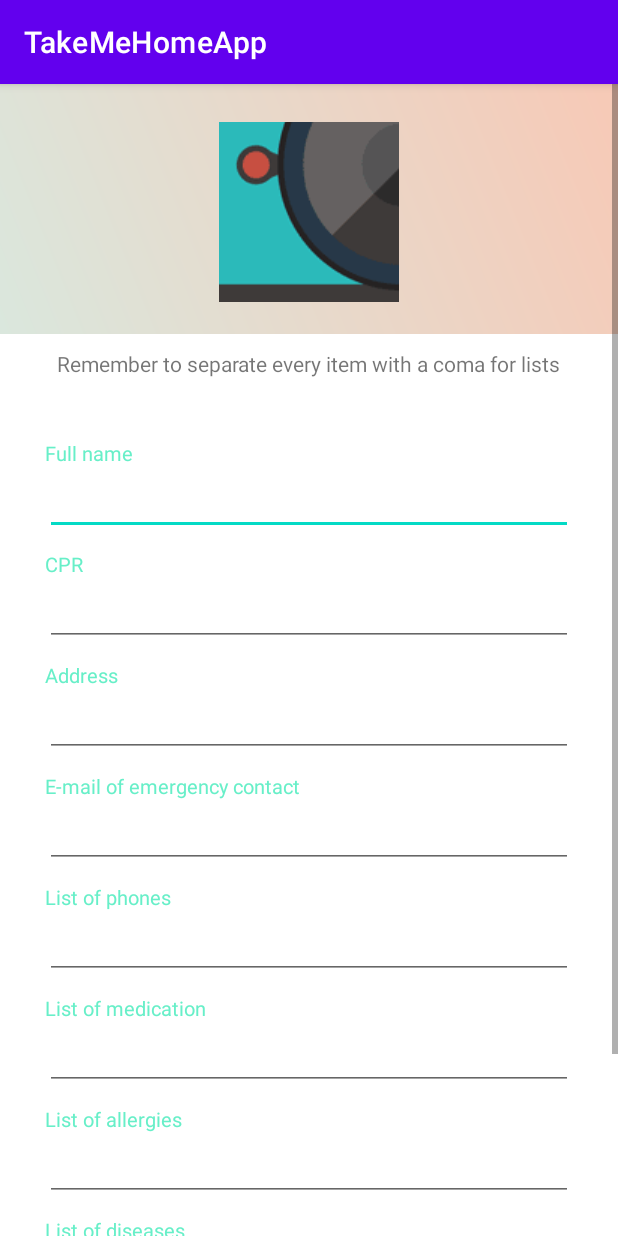
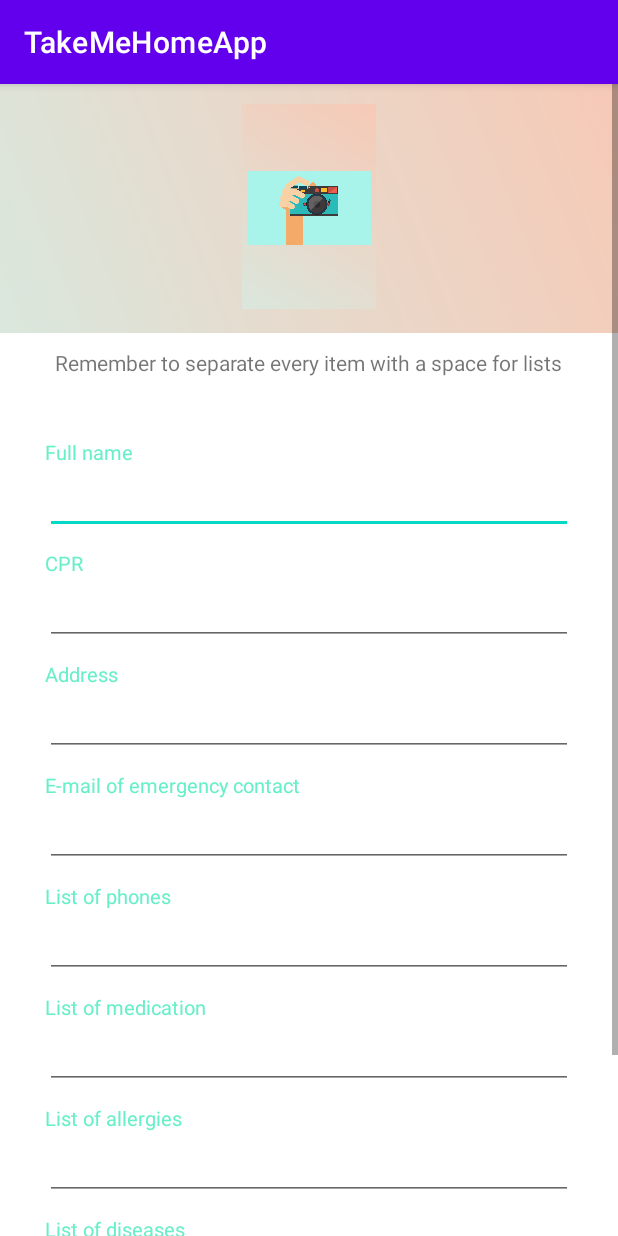
Before and after one commit to Rocio-hub/TakeMeHomeApp, an Android app: the CreateLostUserAccountActivity screen opened directly, with no data from a screen before it, on a phone screen of 412 x 824 dp. Run offline under Robolectric (Android 15) with nearby library versions, the phone set to English and light mode, and no system bars.

Commit message:
default camera image

```diff
--- a/app/src/main/res/layout/activity_create_lostuser_account.xml
+++ b/app/src/main/res/layout/activity_create_lostuser_account.xml
@@ -20,23 +20,23 @@
 
             <RelativeLayout
                 android:id="@+id/profilePicture_layout"
-                android:layout_width="wrap_content"
-                android:layout_height="wrap_content"
+                android:layout_width="100dp"
+                android:layout_height="150dp"
                 android:layout_centerHorizontal="true"
-                android:layout_marginTop="20dp">
+                android:layout_centerVertical="true">
 
                 <ImageButton
                     android:id="@+id/ib_profilePicture"
-                    android:layout_width="120dp"
-                    android:layout_height="120dp"
+                    android:layout_width="match_parent"
+                    android:layout_height="match_parent"
                     android:layout_marginStart="5dp"
                     android:layout_marginTop="5dp"
                     android:layout_marginEnd="5dp"
                     android:layout_marginBottom="5dp"
+                    android:scaleType="centerInside"
                     android:adjustViewBounds="true"
                     android:background="@drawable/grad_login"
-                    android:padding="3dp"
-                    android:src="@drawable/mockpicture" />
+                    android:padding="3dp" />
 
             </RelativeLayout>
 
@@ -55,7 +55,7 @@
                 android:layout_width="wrap_content"
                 android:layout_height="wrap_content"
                 android:layout_centerHorizontal="true"
-                android:text="Remember to separate every item with a coma for lists" />
+                android:text="Remember to separate every item with a space for lists" />
 
         </RelativeLayout>
 
```
Also changed, not shown: app/src/main/res/layout/activity_sign_up_normal_user.xml (+7 -8 lines).
